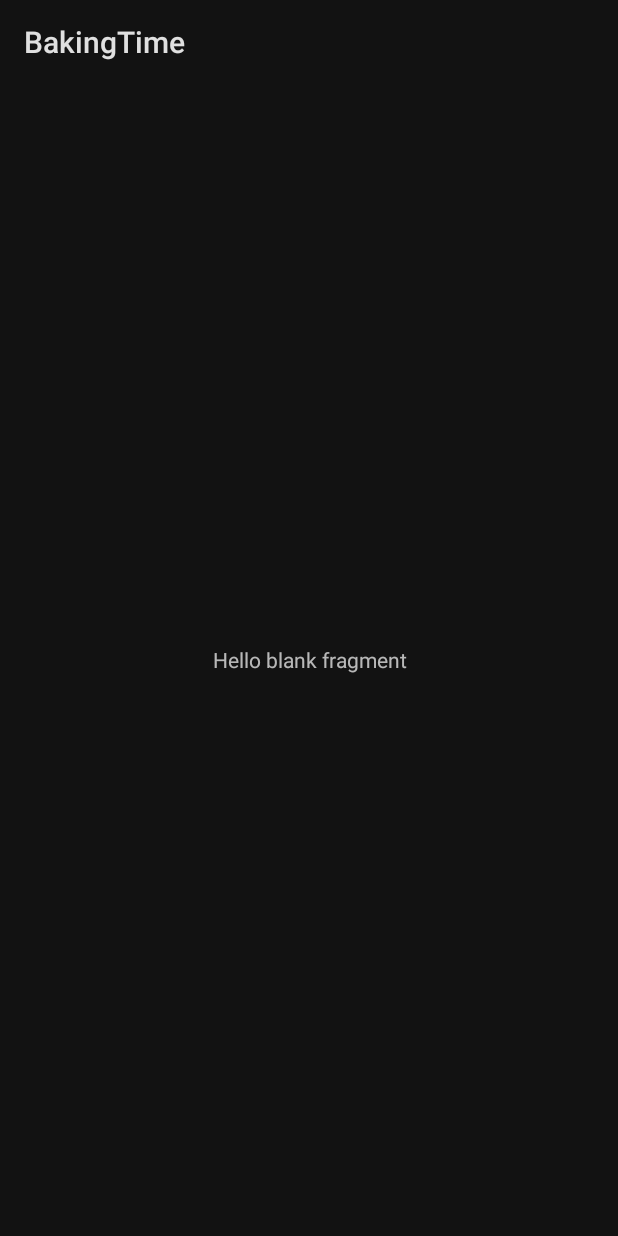
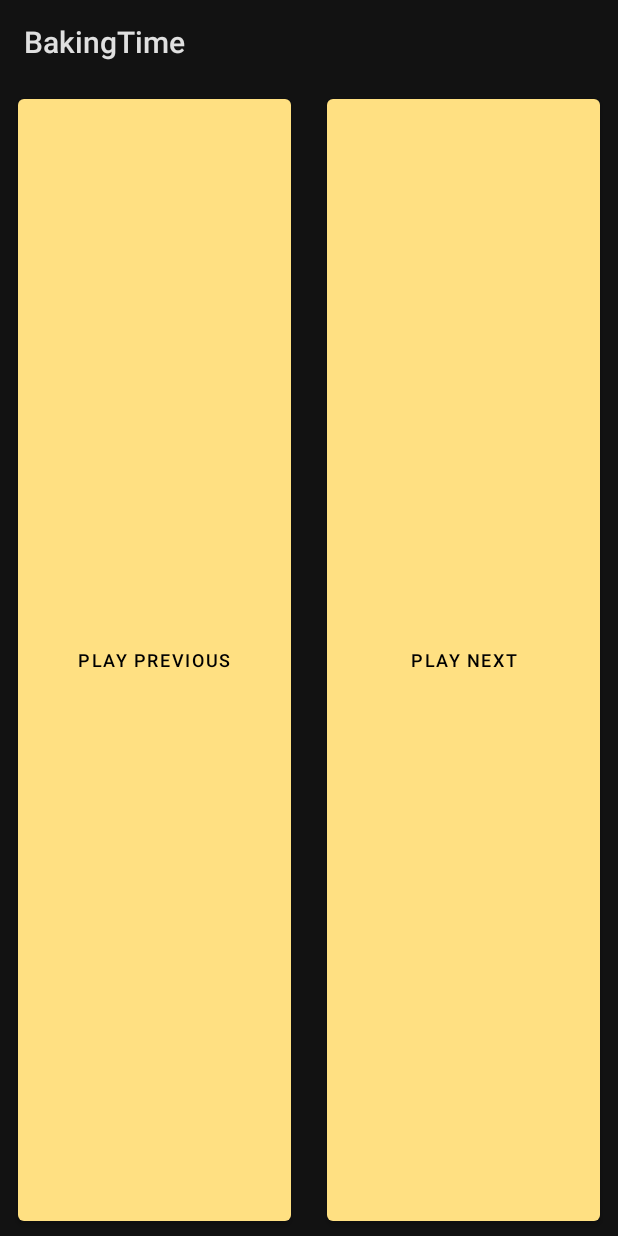
Before and after one commit to PrisonerPrice/BakingTime, an Android app: the fragment PlayNextFragment placed in its activity, on a phone screen of 412 x 824 dp. Run offline under Robolectric (Android 15) with nearby library versions, the phone set to English and light mode, and no system bars; 4 statements that could not run were skipped.

Commit message:
Fully implement PlayNextFragment and do some visual polish

```diff
--- a/app/src/main/java/com/prisonerprice/bakingtime/DetailScreen/DetailActivity.java
+++ b/app/src/main/java/com/prisonerprice/bakingtime/DetailScreen/DetailActivity.java
@@ -1,9 +1,11 @@
 package com.prisonerprice.bakingtime.DetailScreen;
 
+import androidx.annotation.RequiresApi;
 import androidx.appcompat.app.AppCompatActivity;
 import androidx.fragment.app.FragmentManager;
 import androidx.lifecycle.LiveData;
 
+import android.os.Build;
 import android.os.Bundle;
 import android.util.Log;
 import android.view.View;
@@ -11,6 +13,8 @@ import android.widget.FrameLayout;
 import android.widget.LinearLayout;
 import android.widget.TextView;
 
+import com.google.android.material.snackbar.BaseTransientBottomBar;
+import com.google.android.material.snackbar.Snackbar;
 import com.prisonerprice.bakingtime.Model.Ingredient;
 import com.prisonerprice.bakingtime.Model.Step;
 import com.prisonerprice.bakingtime.R;
@@ -32,16 +36,30 @@ public class DetailActivity extends AppCompatActivity {
     private FrameLayout listFrameLayout;
     private LinearLayout detailLinearLayout;
 
+    public static Snackbar atTheBeginningSnack;
+    public static Snackbar atTheEndSnack;
+
     @Override
     protected void onCreate(Bundle savedInstanceState) {
         super.onCreate(savedInstanceState);
         setContentView(R.layout.activity_detail);
+
+        // set default step
+        model.selectStep(model.getRecipe().getSteps().get(0));
 
         fragmentManager = getSupportFragmentManager();
 
         // phone ui
         listFrameLayout = (FrameLayout) findViewById(R.id.step_list_fl);
         detailLinearLayout = (LinearLayout) findViewById(R.id.detail_fragments_ll);
+
+        atTheBeginningSnack =
+                Snackbar.make(detailLinearLayout, "You are at the beginning", 800);
+        atTheEndSnack =
+                Snackbar.make(detailLinearLayout, "You are at the end", 800);
+        if (Build.VERSION.SDK_INT >= Build.VERSION_CODES.M) setSnackColor();
+
+
         model.isDetailShown(false);
         model.getShowDetail().observe(this, b -> {
             if (b) {
@@ -82,4 +100,10 @@ public class DetailActivity extends AppCompatActivity {
             super.onBackPressed();
         }
     }
+
+    @RequiresApi(api = Build.VERSION_CODES.M)
+    private void setSnackColor() {
+        atTheBeginningSnack.setBackgroundTint(this.getColor(R.color.colorPrimaryLight));
+        atTheEndSnack.setBackgroundTint(this.getColor(R.color.colorPrimaryLight));
+    }
 }
--- a/app/src/main/java/com/prisonerprice/bakingtime/DetailScreen/DetailViewModel.java
+++ b/app/src/main/java/com/prisonerprice/bakingtime/DetailScreen/DetailViewModel.java
@@ -12,7 +12,7 @@ public class DetailViewModel extends ViewModel {
     public static DetailViewModel detailViewModel;
     private Recipe recipe;
     private MutableLiveData<Boolean> showDetail = new MutableLiveData<>();
-    private MutableLiveData<Step> selectedStep = new MutableLiveData<>();
+    private static MutableLiveData<Step> selectedStep = new MutableLiveData<>();
 
     public static DetailViewModel getInstance() {
         if (detailViewModel == null) {
--- a/app/src/main/java/com/prisonerprice/bakingtime/DetailScreen/PlayNextFragment.java
+++ b/app/src/main/java/com/prisonerprice/bakingtime/DetailScreen/PlayNextFragment.java
@@ -1,27 +1,65 @@
 package com.prisonerprice.bakingtime.DetailScreen;
 
 import android.content.Context;
+import android.graphics.PorterDuff;
 import android.net.Uri;
+import android.os.Build;
 import android.os.Bundle;
 
+import androidx.annotation.RequiresApi;
 import androidx.fragment.app.Fragment;
 
+import android.util.Log;
 import android.view.LayoutInflater;
 import android.view.View;
 import android.view.ViewGroup;
+import android.widget.Toast;
 
+import com.google.android.material.button.MaterialButton;
+import com.google.android.material.snackbar.BaseTransientBottomBar;
+import com.google.android.material.snackbar.Snackbar;
 import com.prisonerprice.bakingtime.R;
 
 public class PlayNextFragment extends Fragment {
+
+    private static final String TAG = PlayNextFragment.class.getSimpleName();
+
+    private MaterialButton prevBtn;
+    private MaterialButton nextBtn;
+    private DetailViewModel model = DetailViewModel.getInstance();
+    private int currentIndex;
 
     public PlayNextFragment() {
         // Required empty public constructor
     }
 
+    @RequiresApi(api = Build.VERSION_CODES.M)
     @Override
     public View onCreateView(LayoutInflater inflater, ViewGroup container,
                              Bundle savedInstanceState) {
-        // Inflate the layout for this fragment
-        return inflater.inflate(R.layout.fragment_play_next, container, false);
+
+        View rootView = inflater.inflate(R.layout.fragment_play_next, container, false);
+
+        prevBtn = rootView.findViewById(R.id.play_prev_btn);
+        nextBtn = rootView.findViewById(R.id.play_next_btn);
+
+        int maxIndex = model.getRecipe().getSteps().size() - 1;
+
+        model.getSelectedStep().observe(getViewLifecycleOwner(), step -> {
+            currentIndex = step.getId();
+            Log.d(TAG, "CurrentIndex: " + currentIndex);
+            if (currentIndex == 0) {
+                prevBtn.setOnClickListener(v -> DetailActivity.atTheBeginningSnack.show());
+                nextBtn.setOnClickListener(v -> model.selectStep(model.getRecipe().getSteps().get(currentIndex + 1)));
+            } else if (currentIndex == maxIndex) {
+                prevBtn.setOnClickListener(v -> model.selectStep(model.getRecipe().getSteps().get(currentIndex - 1)));
+                nextBtn.setOnClickListener(v -> DetailActivity.atTheEndSnack.show());
+            } else {
+                prevBtn.setOnClickListener(v -> model.selectStep(model.getRecipe().getSteps().get(currentIndex - 1)));
+                nextBtn.setOnClickListener(v -> model.selectStep(model.getRecipe().getSteps().get(currentIndex + 1)));
+            }
+        });
+
+        return rootView;
     }
 }
--- a/app/src/main/res/layout/activity_detail.xml
+++ b/app/src/main/res/layout/activity_detail.xml
@@ -2,6 +2,7 @@
 <LinearLayout
     xmlns:android="http://schemas.android.com/apk/res/android"
     xmlns:tools="http://schemas.android.com/tools"
+    android:id="@+id/detail_parent_ll"
     android:layout_width="match_parent"
     android:layout_height="match_parent"
     android:orientation="vertical"
--- a/app/src/main/res/layout/fragment_instruction.xml
+++ b/app/src/main/res/layout/fragment_instruction.xml
@@ -5,12 +5,13 @@
     android:layout_height="match_parent"
     tools:context=".DetailScreen.InstructionFragment">
 
-    <!-- TODO: Update blank fragment layout -->
     <TextView
         android:id="@+id/instruction_tv"
         android:layout_width="match_parent"
         android:layout_height="match_parent"
-        android:layout_marginHorizontal="@dimen/MarginL"
-        android:gravity="center"/>
+        android:layout_marginTop="@dimen/MarginXXL"
+        android:layout_marginHorizontal="@dimen/MarginXL"
+        android:textSize="15sp"
+        android:gravity="center_horizontal"/>
 
 </FrameLayout>
--- a/app/src/main/res/layout/fragment_play_next.xml
+++ b/app/src/main/res/layout/fragment_play_next.xml
@@ -5,11 +5,31 @@
     android:layout_height="match_parent"
     tools:context=".DetailScreen.PlayNextFragment">
 
-    <!-- TODO: Update blank fragment layout -->
-    <TextView
+    <LinearLayout
         android:layout_width="match_parent"
         android:layout_height="match_parent"
-        android:text="@string/hello_blank_fragment"
-        android:gravity="center"/>
+        android:orientation="horizontal">
+
+        <com.google.android.material.button.MaterialButton
+            android:id="@+id/play_prev_btn"
+            android:layout_width="0dp"
+            android:layout_height="match_parent"
+            android:layout_weight="1"
+            android:text="@string/play_prev_btn"
+            android:textSize="12sp"
+            android:layout_marginVertical="@dimen/MarginS"
+            android:layout_marginHorizontal="@dimen/MarginL" />
+
+        <com.google.android.material.button.MaterialButton
+            android:id="@+id/play_next_btn"
+            android:layout_width="0dp"
+            android:layout_height="match_parent"
+            android:layout_weight="1"
+            android:text="@string/play_next_btn"
+            android:textSize="12sp"
+            android:layout_marginVertical="@dimen/MarginS"
+            android:layout_marginHorizontal="@dimen/MarginL"/>
+
+    </LinearLayout>
 
 </FrameLayout>
--- a/app/src/main/res/values/strings.xml
+++ b/app/src/main/res/values/strings.xml
@@ -4,4 +4,6 @@
     <!-- TODO: Remove or change this placeholder text -->
     <string name="hello_blank_fragment">Hello blank fragment</string>
     <string name="player_no_video">No video available</string>
+    <string name="play_prev_btn">Play Previous</string>
+    <string name="play_next_btn">Play Next</string>
 </resources>
```
